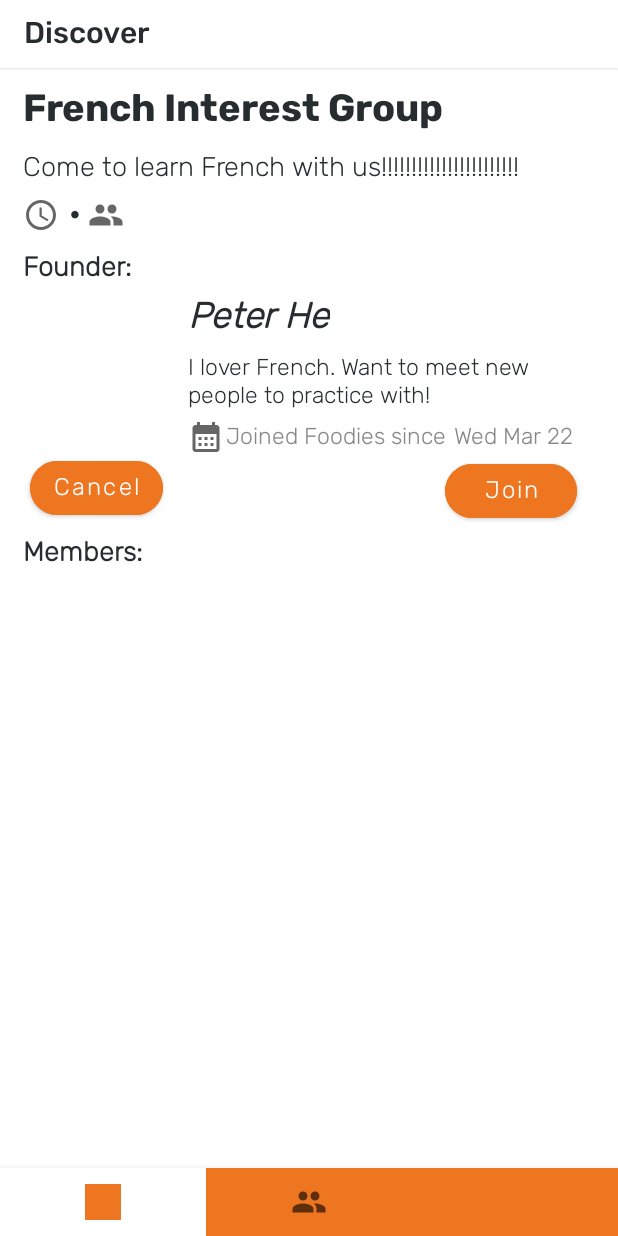
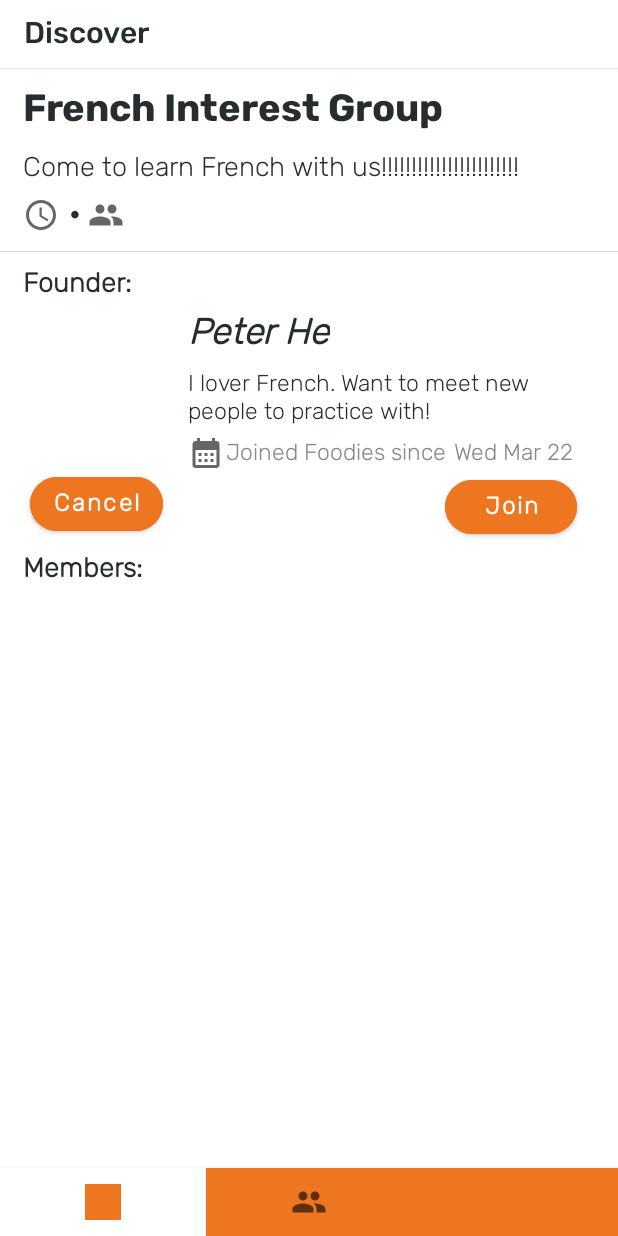
Before and after one commit to ForFoodies/Foodies, an Android app: the fragment GroupDetailFragment placed in its activity, on a phone screen of 412 x 824 dp. Run offline under Robolectric (Android 15) with nearby library versions, the phone set to English and light mode, and no system bars; libraries missing offline, so code that uses them is left out: com.parse, jp.wasabeef.recyclerview; pictures from the network do not load; 22 statements that could not run were skipped.

Commit message:
group detail changes

```diff
--- a/app/src/main/res/layout/fragment_group_detail.xml
+++ b/app/src/main/res/layout/fragment_group_detail.xml
@@ -44,6 +44,16 @@
         app:layout_constraintStart_toStartOf="parent"
         app:layout_constraintTop_toBottomOf="@+id/tv_GroupDescription_detail" />
 
+    <View
+        android:id="@+id/line"
+        android:layout_width="match_parent"
+        android:layout_height="0.5dp"
+        android:layout_marginTop="10dp"
+        app:layout_constraintTop_toBottomOf="@id/tv_GroupTime_detail"
+        app:layout_constraintEnd_toEndOf="parent"
+        app:layout_constraintStart_toStartOf="parent"
+        android:background="@color/light_gray_2"/>
+
     <TextView
         android:id="@+id/tv_Point5"
         android:layout_width="wrap_content"
@@ -78,7 +88,7 @@
         android:layout_marginTop="7dp"
         android:layout_marginStart="15dp"
         app:layout_constraintStart_toStartOf="parent"
-        app:layout_constraintTop_toBottomOf="@+id/tv_GroupTime_detail" />
+        app:layout_constraintTop_toBottomOf="@+id/line" />
 
     <ImageView
         android:id="@+id/tv_FounderProfile_detail"
@@ -145,6 +155,7 @@
         android:layout_marginTop="3dp"
         android:text="Cancel"
         android:textAllCaps="false"
+        android:textStyle="bold"
         app:cornerRadius="20dp"
         android:textColor="@drawable/color_white_orange"
         android:backgroundTint="@drawable/color_orange_white"
@@ -161,6 +172,7 @@
         android:textColor="@drawable/color_white_orange"
         android:backgroundTint="@drawable/color_orange_white"
         android:text="Join"
+        android:textStyle="bold"
         android:textAllCaps="false"
         app:cornerRadius="20dp"
         android:textSize="16sp"
```
Also changed, not shown: app/src/main/res/layout/activity_log_in.xml (+0 -21 lines).
